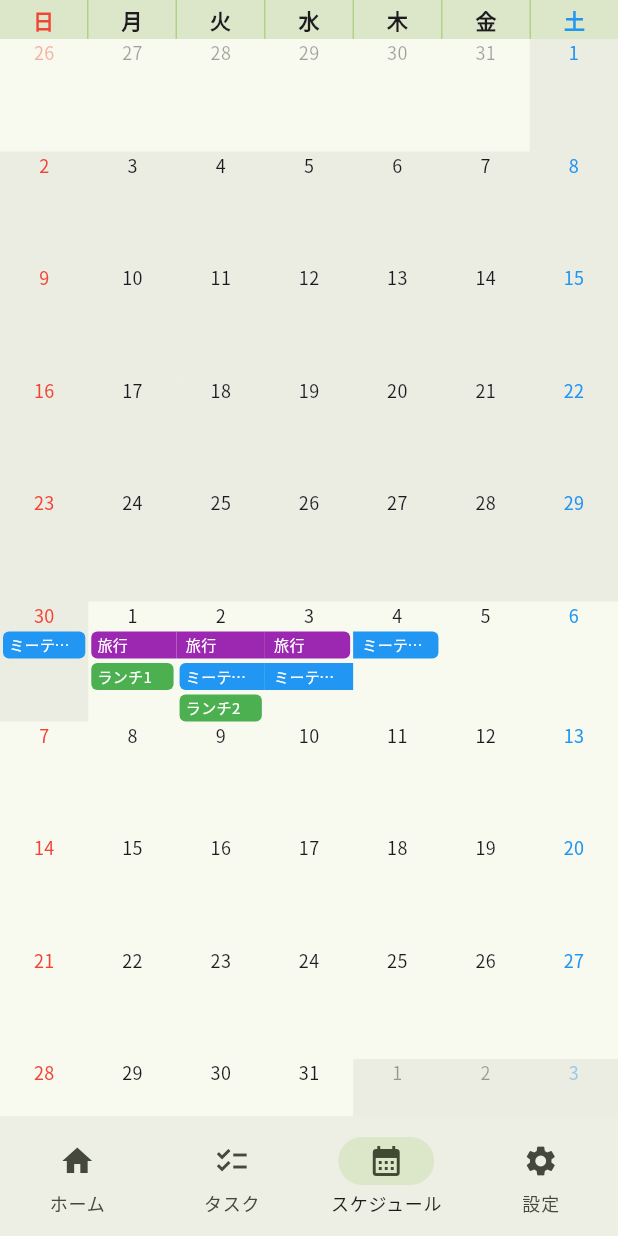
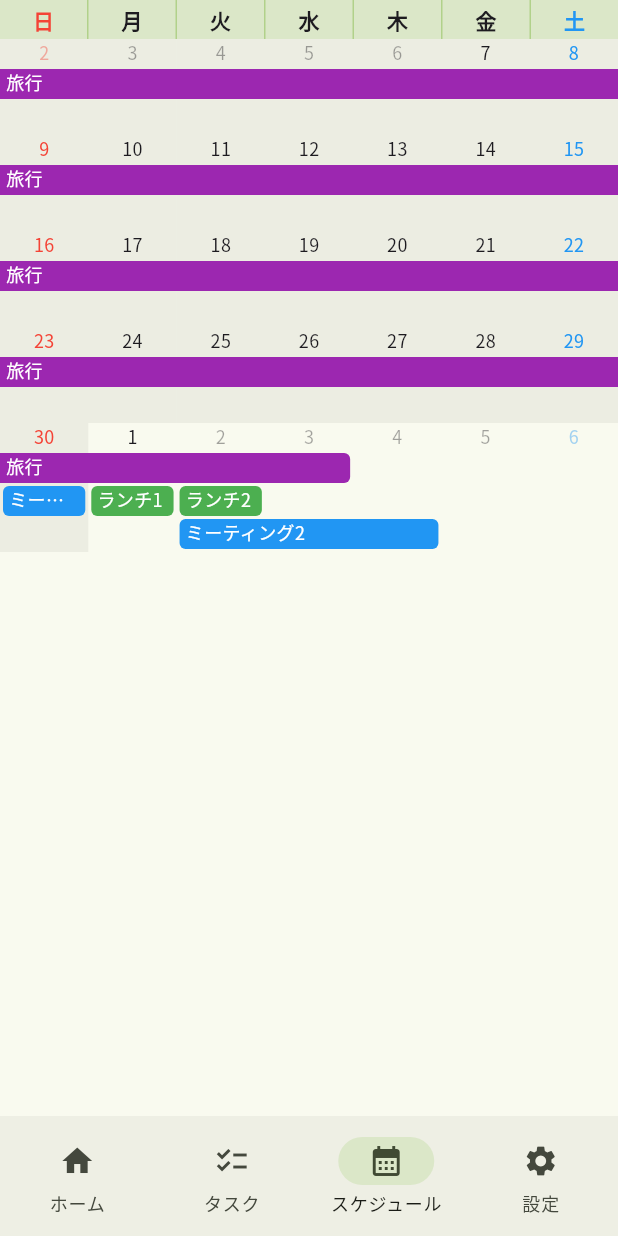
Before and after one commit to anmoti/MultiScheduler, a Flutter app: the screen it shows after launch, item 3 of the bottom bar chosen, on a phone screen of 412 x 824 dp. Run offline on Flutter 3.47's test engine with Material 3 defaults, Android fonts, the phone set to English and light mode, and no system bars; our stand-ins replace go_router, google_fonts.

Commit message:
feat: :sparkles: カレンダー表示を改善

```diff
--- a/flutter/lib/helper/time.dart
+++ b/flutter/lib/helper/time.dart
@@ -1,4 +1,17 @@
 import 'dart:ui';
+
+bool isIncludeRange(
+  DateTime start,
+  DateTime end,
+  DateTime rangeStart,
+  DateTime rangeEnd,
+) {
+  return !(end.isBefore(rangeStart) || start.isAfter(rangeEnd));
+}
+
+bool isIncludeTime(DateTime date, DateTime start, DateTime end) {
+  return isIncludeRange(date, date, start, end);
+}
 
 class Event {
   final String title;
@@ -7,6 +20,10 @@ class Event {
   final Color color;
 
   Event(this.title, this.start, this.end, this.color);
+
+  bool isInclude(DateTime start, DateTime end) {
+    return isIncludeRange(this.start, this.end, start, end);
+  }
 }
 
 enum WeekDay {
@@ -32,6 +49,14 @@ enum WeekDay {
     return WeekDay.fromId((id + step) % 7);
   }
 
+  int difference(WeekDay other) {
+    return (other.id - id + 7) % 7;
+  }
+
+  int differenceFromDate(DateTime other) {
+    return (other.weekday % 7 - id + 7) % 7;
+  }
+
   static WeekDay fromId(int id) {
     return WeekDay.values.firstWhere((day) => day.id == id);
   }
--- a/flutter/lib/router/schedule/components/calendar_widget.dart
+++ b/flutter/lib/router/schedule/components/calendar_widget.dart
@@ -9,17 +9,17 @@ class CalendarWidget extends StatefulWidget {
 }
 
 class _CalendarWidgetState extends State<CalendarWidget> {
-  static const WeekDay _firstDayOfWeek = WeekDay.sunday;
+  static const WeekDay _startOfWeek = WeekDay.sunday;
 
   @override
   Widget build(BuildContext context) {
     return Column(
       children: [
-        CalendarHeader(firstDayOfWeek: _firstDayOfWeek),
+        CalendarHeader(startOfWeek: _startOfWeek),
         CalendarRangeView(
-          firstDayOfWeek: _firstDayOfWeek,
-          startDate: DateTime(2025, 11, 1),
-          endDate: DateTime(2025, 12, 31),
+          startOfWeek: _startOfWeek,
+          startDate: DateTime(2025, 11, 7),
+          endDate: DateTime(2025, 12, 1),
         ),
       ],
     );
@@ -27,13 +27,13 @@ class _CalendarWidgetState extends State<CalendarWidget> {
 }
 
 class CalendarHeader extends StatelessWidget {
-  const CalendarHeader({required this.firstDayOfWeek, super.key});
+  const CalendarHeader({required this.startOfWeek, super.key});
 
-  final WeekDay firstDayOfWeek;
+  final WeekDay startOfWeek;
 
   @override
   Widget build(BuildContext context) {
-    WeekDay weekDay = firstDayOfWeek;
+    WeekDay weekDay = startOfWeek;
 
     return Container(
       color: Theme.of(context).colorScheme.secondaryContainer,
@@ -43,7 +43,7 @@ class CalendarHeader extends StatelessWidget {
           children: [
             for (
               int i = 0;
-              i == 0 || weekDay != firstDayOfWeek;
+              i == 0 || weekDay != startOfWeek;
               i++, weekDay = weekDay.next()
             ) ...[
               Expanded(
@@ -61,7 +61,7 @@ class CalendarHeader extends StatelessWidget {
                 ),
               ),
 
-              if (weekDay != firstDayOfWeek.previous())
+              if (weekDay != startOfWeek.previous())
                 VerticalDivider(
                   width: 1,
                   thickness: 1,
@@ -76,10 +76,10 @@ class CalendarHeader extends StatelessWidget {
 
   Color? _getDayColor(WeekDay label) {
     switch (label) {
+      case WeekDay.saturday:
+        return Colors.blue;
       case WeekDay.sunday:
         return Colors.red;
-      case WeekDay.saturday:
-        return Colors.blue;
       default:
         return null; // テーマのデフォルト色を使用
     }
@@ -88,13 +88,13 @@ class CalendarHeader extends StatelessWidget {
 
 class CalendarRangeView extends StatelessWidget {
   CalendarRangeView({
-    required this.firstDayOfWeek,
+    required this.startOfWeek,
     required this.startDate,
     required this.endDate,
     super.key,
   });
 
-  final WeekDay firstDayOfWeek;
+  final WeekDay startOfWeek;
   final DateTime startDate;
   final DateTime endDate;
 
@@ -107,7 +107,7 @@ class CalendarRangeView extends StatelessWidget {
     ),
     Event(
       '旅行',
-      DateTime(2025, 12, 1, 9, 0),
+      DateTime(2025, 11, 1, 9, 0),
       DateTime(2025, 12, 3, 10, 0),
       Colors.purple,
     ),
@@ -131,101 +131,218 @@ class CalendarRangeView extends StatelessWidget {
     ),
   ];
 
+  static const double _dateHeaderHeight = 20.0;
+  static const double _eventHeight = 20.0;
+  static const double _eventMargin = 2.0;
+  static const double _outOfRangeOpacity = 0.4;
+
   @override
   Widget build(BuildContext context) {
-    final int offset = (startDate.weekday - firstDayOfWeek.id) % 7;
-    final DateTime firstVisibleDate = startDate.subtract(
-      Duration(days: offset),
-    );
-    final int weekLength = (endDate.difference(firstVisibleDate).inDays / 7)
+    final int offset = startOfWeek.differenceFromDate(startDate);
+    final int weekLength = ((offset + endDate.difference(startDate).inDays) / 7)
         .ceil();
 
     return Column(
-      children: List.generate(weekLength, (week) {
-        return IntrinsicHeight(
-          child: Row(
-            children: List.generate(7, (day) {
-              final date = firstVisibleDate.add(Duration(days: week * 7 + day));
+      children: List.generate(weekLength, (i) {
+        final weekStartTime = startDate.add(Duration(days: (i * 7) - offset));
 
-              return Expanded(child: _buildDayCell(context, date));
-            }),
-          ),
-        );
+        return _buildWeekRow(context, weekStartTime);
       }),
     );
   }
 
-  Widget _buildDayCell(BuildContext context, DateTime date) {
-    final dayEvents = events.where((e) => _isDateInRange(date, e.start, e.end));
+  Widget _buildWeekRow(BuildContext context, DateTime weekStartTime) {
+    final weekEndTime = weekStartTime.add(
+      const Duration(days: 7, microseconds: -1),
+    );
 
-    final backgroundColor = date.month % 2 == 0
-        ? Colors.transparent
-        : Theme.of(context).colorScheme.onSurface.withAlpha(15);
+    // イベントをフィルタリング
+    final weekEvents = events
+        .where((e) => e.isInclude(weekStartTime, weekEndTime))
+        .toList();
 
-    return ConstrainedBox(
-      constraints: BoxConstraints(minHeight: 75),
-      child: Container(
-        color: backgroundColor,
-        child: Opacity(
-          opacity: _isDateInRange(date, startDate, endDate) ? 1.0 : 0.4,
-          child: Column(
-            spacing: 3,
-            children: [
-              Text(
-                '${date.day}',
-                style: TextStyle(fontSize: 12, color: _getDayColor(date)),
-              ),
-              ...dayEvents.map((e) {
-                final isPrevDayInEvent = _isDateInRange(
-                  date.subtract(const Duration(days: 1)),
-                  e.start,
-                  e.end,
-                );
-                final isNextDayInEvent = _isDateInRange(
-                  date.add(const Duration(days: 1)),
-                  e.start,
-                  e.end,
-                );
+    // イベントの表示位置を計算
+    final layoutEvents = _calculateEventLayout(
+      weekEvents,
+      weekStartTime,
+      weekEndTime,
+    );
 
-                return Container(
-                  width: double.infinity,
-                  margin: EdgeInsets.only(
-                    left: isPrevDayInEvent ? 0 : 2,
-                    right: isNextDayInEvent ? 0 : 2,
+    final laneLength = layoutEvents.fold(
+      2,
+      (prev, e) => e.lane + 1 > prev ? e.lane + 1 : prev,
+    );
+    final rowHeight =
+        _dateHeaderHeight + laneLength * (_eventHeight + _eventMargin);
+
+    return SizedBox(
+      height: rowHeight,
+      child: Stack(
+        children: [
+          Row(
+            crossAxisAlignment: CrossAxisAlignment.stretch,
+            children: List.generate(7, (dayIndex) {
+              final date = weekStartTime.add(Duration(days: dayIndex));
+              return Expanded(
+                child: Container(
+                  decoration: BoxDecoration(
+                    color: date.month % 2 == 0
+                        ? Colors.transparent
+                        : Theme.of(context).colorScheme.onSurface.withAlpha(15),
                   ),
-                  padding: EdgeInsets.only(
-                    top: 2,
-                    bottom: 2,
-                    left: isPrevDayInEvent ? 6 : 4,
-                    right: isNextDayInEvent ? 6 : 4,
-                  ),
-                  decoration: BoxDecoration(
-                    color: e.color,
-                    borderRadius: BorderRadius.horizontal(
-                      left: Radius.circular(isPrevDayInEvent ? 0 : 4),
-                      right: Radius.circular(isNextDayInEvent ? 0 : 4),
+                  child: Align(
+                    alignment: Alignment.topCenter,
+                    child: Padding(
+                      padding: const EdgeInsets.only(top: 0),
+                      child: Opacity(
+                        opacity: isIncludeTime(date, startDate, endDate)
+                            ? 1.0
+                            : _outOfRangeOpacity,
+                        child: Text(
+                          '${date.day}',
+                          style: TextStyle(
+                            fontSize: 12,
+                            color: _getDayColor(date),
+                          ),
+                        ),
+                      ),
                     ),
                   ),
-                  child: Text(
-                    e.title,
-                    style: const TextStyle(color: Colors.white, fontSize: 10),
-                    overflow: TextOverflow.ellipsis,
-                    maxLines: 1,
-                  ),
-                );
-              }),
-            ],
+                ),
+              );
+            }),
           ),
-        ),
+
+          LayoutBuilder(
+            builder: (BuildContext context, BoxConstraints constraints) {
+              final dayWidth = constraints.maxWidth / 7;
+
+              return Stack(
+                children: layoutEvents.map((layoutEvent) {
+                  return _buildEventWidget(
+                    layoutEvent: layoutEvent,
+                    dayWidth: dayWidth,
+                    weekStartTime: weekStartTime,
+                    weekEndTime: weekEndTime,
+                  );
+                }).toList(),
+              );
+            },
+          ),
+        ],
       ),
     );
   }
 
-  bool _isDateInRange(DateTime target, DateTime start, DateTime end) {
-    final t = DateTime(target.year, target.month, target.day);
-    final s = DateTime(start.year, start.month, start.day);
-    final e = DateTime(end.year, end.month, end.day);
-    return t.compareTo(s) >= 0 && t.compareTo(e) <= 0;
+  /// イベントの重複を計算し、表示するレーンを割り当てる
+  List<_LayoutEvent> _calculateEventLayout(
+    List<Event> events,
+    DateTime weekStartTime,
+    DateTime weekEndTime,
+  ) {
+    // 開始日時が早い、期間が長い順にソートする
+    events.sort((a, b) {
+      int result = a.start.compareTo(b.start);
+      if (result == 0) return b.end.compareTo(a.end);
+
+      return result;
+    });
+
+    final List<_LayoutEvent> layoutEvents = [];
+
+    // 各レーンの最後の日付を保持するリスト (indexがレーン番号)
+    final List<DateTime> lanesLastDate = [];
+
+    for (final event in events) {
+      final startTime = event.start.isBefore(weekStartTime)
+          ? weekStartTime
+          : event.start;
+      final endTime = event.end.isAfter(weekEndTime) ? weekEndTime : event.end;
+
+      final startDate = DateTime(
+        startTime.year,
+        startTime.month,
+        startTime.day,
+      );
+      final endDate = DateTime(endTime.year, endTime.month, endTime.day);
+
+      final offsetDays = startDate.difference(weekStartTime).inDays;
+      int durationDays = endDate.difference(startDate).inDays + 1;
+      // durationがはみ出る場合の補正
+      if ((offsetDays + durationDays) > 7) {
+        durationDays = 7 - offsetDays;
+      }
+
+      // 空いているレーンを探す
+      int laneIndex = -1;
+      for (int i = 0; i < lanesLastDate.length; i++) {
+        // このレーンの最終予定より、今回の開始日時が後なら置ける
+        if (lanesLastDate[i].isBefore(startDate)) {
+          laneIndex = i;
+          lanesLastDate[i] = endDate;
+          break;
+        }
+      }
+
+      // 空きレーンがなければ新しいレーンを追加
+      if (laneIndex == -1) {
+        laneIndex = lanesLastDate.length;
+        lanesLastDate.add(endDate);
+      }
+
+      layoutEvents.add(
+        _LayoutEvent(
+          event: event,
+          offsetDays: offsetDays,
+          durationDays: durationDays,
+          lane: laneIndex,
+        ),
+      );
+    }
+
+    return layoutEvents;
+  }
+
+  Widget _buildEventWidget({
+    required _LayoutEvent layoutEvent,
+    required double dayWidth,
+    required DateTime weekStartTime,
+    required DateTime weekEndTime,
+  }) {
+    final event = layoutEvent.event;
+
+    final top =
+        _dateHeaderHeight + (layoutEvent.lane * (_eventHeight + _eventMargin));
+
+    final left = layoutEvent.offsetDays * dayWidth;
+    final width = layoutEvent.durationDays * dayWidth;
+
+    final hoge1 = event.start.isBefore(weekStartTime);
+    final hoge2 = event.end.isAfter(weekEndTime);
+
+    return Positioned(
+      top: top,
+      left: left,
+      width: width,
+      height: _eventHeight,
+      child: Container(
+        margin: EdgeInsets.only(left: hoge1 ? 0 : 2, right: hoge2 ? 0 : 2),
+        padding: const EdgeInsets.symmetric(horizontal: 4),
+        decoration: BoxDecoration(
+          color: event.color,
+          borderRadius: BorderRadius.horizontal(
+            left: Radius.circular(hoge1 ? 0 : 4),
+            right: Radius.circular(hoge2 ? 0 : 4),
+          ),
+        ),
+        child: Text(
+          event.title,
+          style: const TextStyle(color: Colors.white, fontSize: 12),
+          overflow: TextOverflow.ellipsis,
+          maxLines: 1,
+        ),
+      ),
+    );
   }
 
   Color? _getDayColor(DateTime date) {
@@ -239,3 +356,18 @@ class CalendarRangeView extends StatelessWidget {
     }
   }
 }
+
+// レイアウト計算用の内部クラス
+class _LayoutEvent {
+  final Event event;
+  final int offsetDays;
+  final int durationDays;
+  final int lane;
+
+  _LayoutEvent({
+    required this.event,
+    required this.offsetDays,
+    required this.durationDays,
+    required this.lane,
+  });
+}
```
